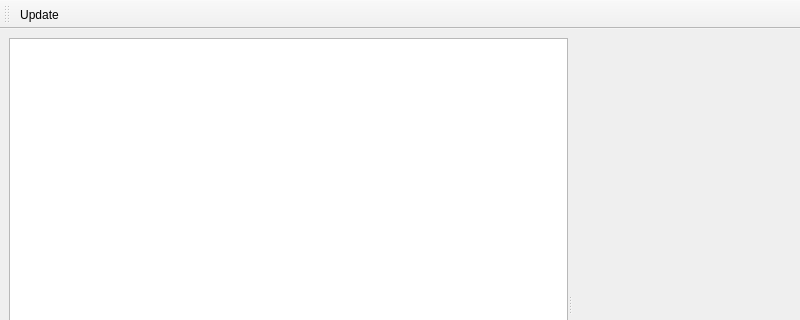
Above: mainwindow.ui from race-engineering-center/QTonks before the change; both pictures show x 0 to 800 and y 0 to 320 of the 800 by 600 pixel window. Below: the same form after it.
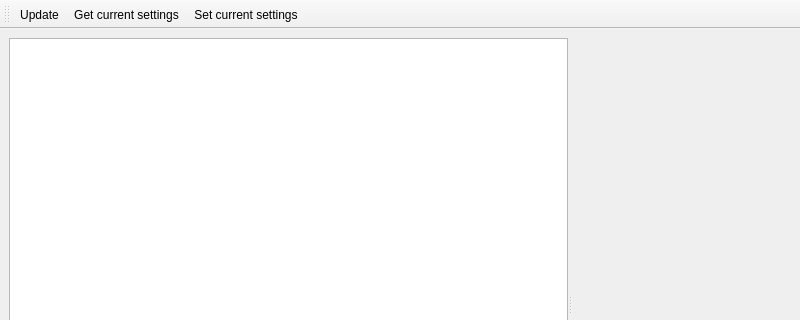
That is the form after the change. Custom widgets are drawn as their Qt base class.

Commit message: Getting and setting current settings work for switch and group

Diff of the .ui file:
```diff
--- a/mainwindow.ui
+++ b/mainwindow.ui
@@ -55,6 +55,8 @@
     <bool>false</bool>
    </attribute>
    <addaction name="actionUpdate"/>
+   <addaction name="actionGetCurrentSettings"/>
+   <addaction name="actionSetCurrentSettings"/>
   </widget>
   <action name="actionUpdate">
    <property name="text">
@@ -64,6 +66,22 @@
     <enum>QAction::NoRole</enum>
    </property>
   </action>
+  <action name="actionGetCurrentSettings">
+   <property name="text">
+    <string>Get current settings</string>
+   </property>
+   <property name="menuRole">
+    <enum>QAction::NoRole</enum>
+   </property>
+  </action>
+  <action name="actionSetCurrentSettings">
+   <property name="text">
+    <string>Set current settings</string>
+   </property>
+   <property name="menuRole">
+    <enum>QAction::NoRole</enum>
+   </property>
+  </action>
  </widget>
  <customwidgets>
   <customwidget>
```
The commit also changes 5 other files.
